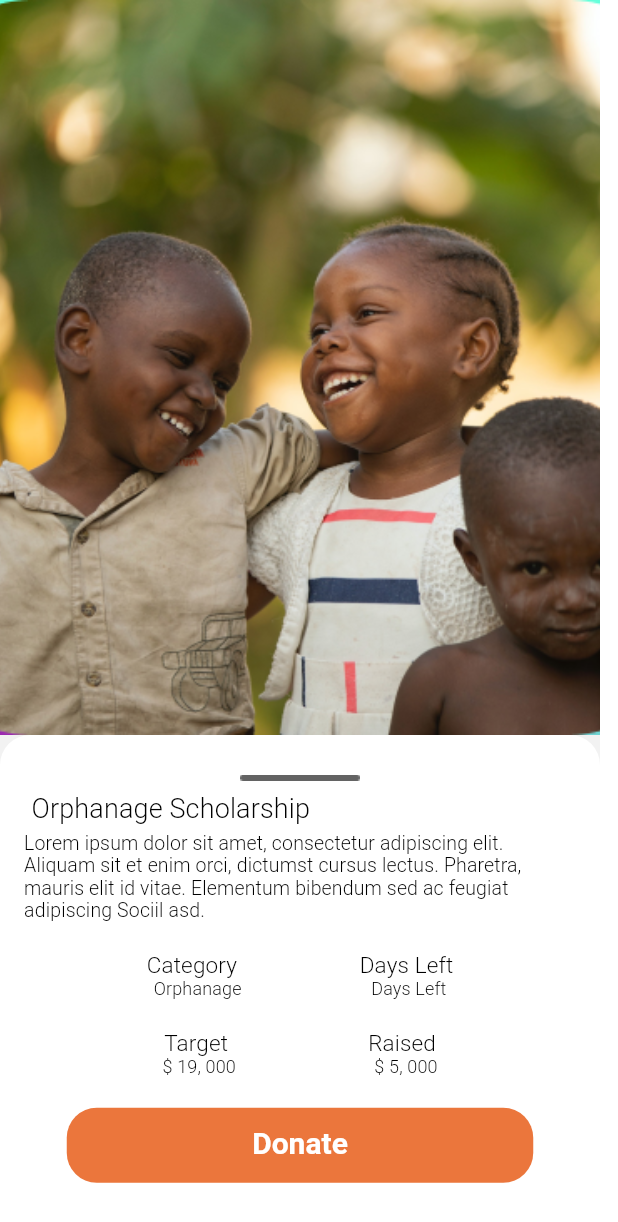
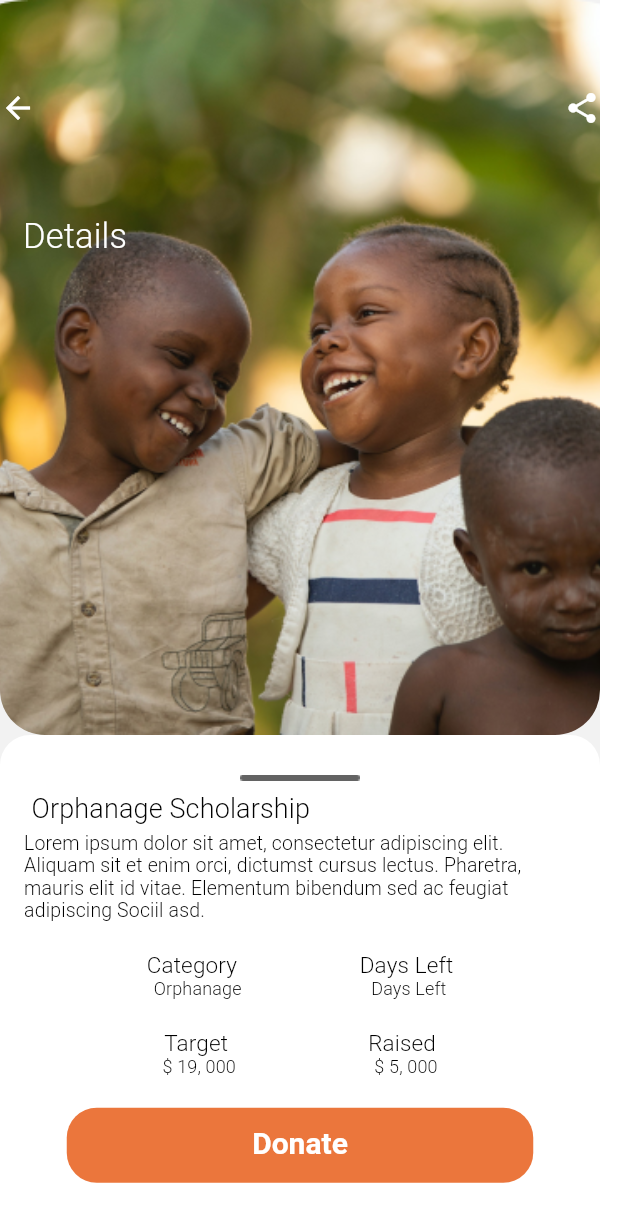
Before and after one commit to Jesuloba-king/tlwc1, a Flutter app: the DonationOpenPage screen opened directly, on a phone screen of 412 x 824 dp. Shown: the top 1222 px of the screen. Run offline on Flutter 3.47's test engine with Material 2 defaults, Android fonts, the phone set to English and light mode, and no system bars.

Commit message:
Week 6 assignment

```diff
--- a/lib/finalpage.dart
+++ b/lib/finalpage.dart
@@ -24,10 +24,39 @@ class DonationOpenPage extends StatelessWidget {
                         Container(
                           height: 490,
                           width: 400,
-                          decoration: BoxDecoration(gradient: LinearGradient(
-                            begin: Alignment.center, end: Alignment.bottomLeft, colors: [Colors.tealAccent, Colors.purple]
-                          )),
-                          child: Image.asset("assets/images/child.png", fit: BoxFit.cover,),
+                          decoration: BoxDecoration(
+                            image: DecorationImage(image: AssetImage("assets/images/child.png",), fit: BoxFit.cover),
+                            borderRadius: BorderRadius.only(bottomLeft: Radius.circular(30), bottomRight: Radius.circular(30),)
+                          ),
+                          child: Column(
+                            mainAxisAlignment: MainAxisAlignment.start,
+                            children: [
+                              Padding(padding: EdgeInsets.all(30)),
+                              Row(
+                                mainAxisAlignment: MainAxisAlignment.spaceBetween,
+                                children: [
+                                  Icon(Icons.arrow_back_sharp, color: Colors.white,),
+                                  Icon(Icons.share, color: Colors.white,),
+                                ],
+                              ),
+                              Column(
+                                children: [
+                                  Padding(padding: EdgeInsets.only(top: 60,)),
+                                  Container(
+                                    margin: EdgeInsets.only(right: 300),
+                                    child: Text("Details",
+                                      style: TextStyle(fontStyle: FontStyle.normal,
+                                          color: Colors.white,
+                                          fontSize: 23,
+                                          letterSpacing: 0.1,
+                                          fontWeight: FontWeight.w500,
+                                          fontFamily: "Roboto"),
+                                    ),
+                                  ),
+                                ],
+                              )
+                            ],
+                          ),
                         ),
                         Column(
                           mainAxisAlignment: MainAxisAlignment.start,
--- a/lib/homepage.dart
+++ b/lib/homepage.dart
@@ -99,9 +99,8 @@ class SecondPage extends StatelessWidget {
                       ],
                     ),
                     Row(
-                      mainAxisAlignment: MainAxisAlignment.start,
+                      mainAxisAlignment: MainAxisAlignment.spaceEvenly,
                       children: [
-                        Padding(padding: EdgeInsets.all(10)),
                         Column(
                           crossAxisAlignment: CrossAxisAlignment.center,
                           children: [
```
